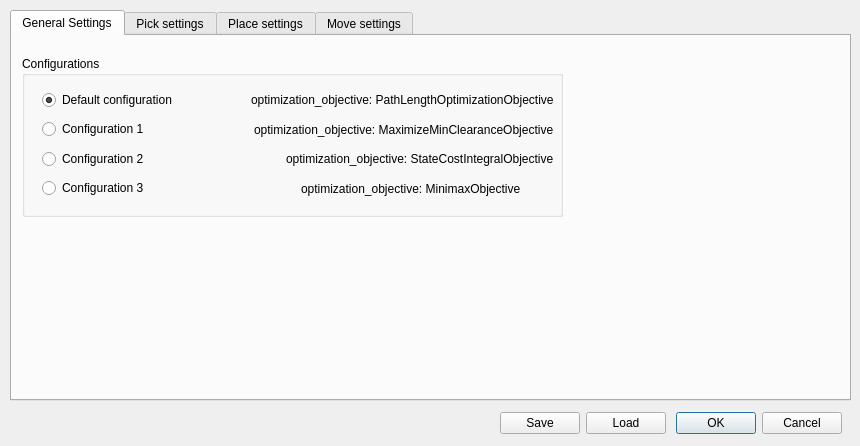
The window that ui/prmstardialog.ui (zohannn/motion_manager) describes before a commit, drawn with Qt 5.
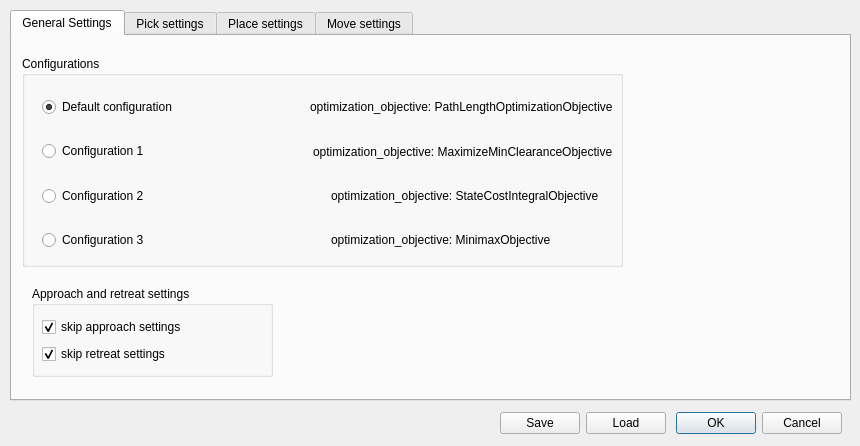
The same window after the commit.

```diff
--- a/ui/prmstardialog.ui
+++ b/ui/prmstardialog.ui
@@ -34,8 +34,8 @@
       <rect>
        <x>10</x>
        <y>20</y>
-       <width>541</width>
-       <height>161</height>
+       <width>601</width>
+       <height>211</height>
       </rect>
      </property>
      <property name="title">
@@ -46,8 +46,8 @@
        <rect>
         <x>20</x>
         <y>32</y>
-        <width>512</width>
-        <height>112</height>
+        <width>571</width>
+        <height>171</height>
        </rect>
       </property>
       <layout class="QVBoxLayout" name="verticalLayout">
@@ -129,6 +129,51 @@
       </layout>
      </widget>
     </widget>
+    <widget class="QGroupBox" name="groupBox_constraints_2">
+     <property name="geometry">
+      <rect>
+       <x>20</x>
+       <y>250</y>
+       <width>241</width>
+       <height>91</height>
+      </rect>
+     </property>
+     <property name="title">
+      <string>Approach and retreat settings</string>
+     </property>
+     <widget class="QWidget" name="layoutWidget_5">
+      <property name="geometry">
+       <rect>
+        <x>10</x>
+        <y>30</y>
+        <width>171</width>
+        <height>50</height>
+       </rect>
+      </property>
+      <layout class="QVBoxLayout" name="verticalLayout_26">
+       <item>
+        <widget class="QCheckBox" name="checkBox_approach">
+         <property name="text">
+          <string>skip approach settings</string>
+         </property>
+         <property name="checked">
+          <bool>true</bool>
+         </property>
+        </widget>
+       </item>
+       <item>
+        <widget class="QCheckBox" name="checkBox_retreat">
+         <property name="text">
+          <string>skip retreat settings</string>
+         </property>
+         <property name="checked">
+          <bool>true</bool>
+         </property>
+        </widget>
+       </item>
+      </layout>
+     </widget>
+    </widget>
    </widget>
    <widget class="QWidget" name="tab_pick">
     <attribute name="title">
```
